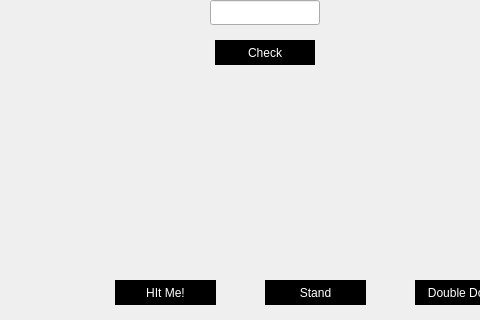
This is countingtutorial.ui in BrandonWortmann/Blackjack2.0 as Qt 5 draws it before an edit; both pictures show x 85 to 565 and y 480 to 800 of the 1000 by 800 pixel window. The edited form follows.
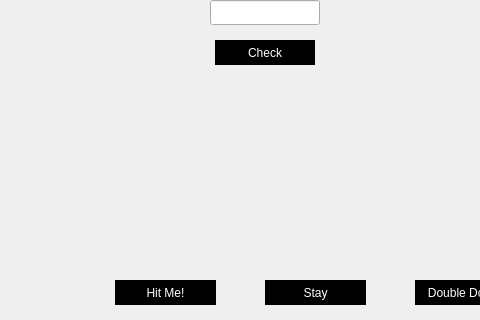
This is the edited form. The open tabs and pages were chosen to show the change. Icons and pictures are not drawn.

Commit message: Made stay consistent

```diff
--- a/countingtutorial.ui
+++ b/countingtutorial.ui
@@ -1061,7 +1061,7 @@
        </rect>
       </property>
       <property name="text">
-       <string>HIt Me!</string>
+       <string>Hit Me!</string>
       </property>
      </widget>
      <widget class="QLabel" name="splitCard8">
@@ -1178,7 +1178,7 @@
        </rect>
       </property>
       <property name="text">
-       <string>Stand</string>
+       <string>Stay</string>
       </property>
      </widget>
      <widget class="QLabel" name="resultLabel">
```
The commit also changes 6 other files.
